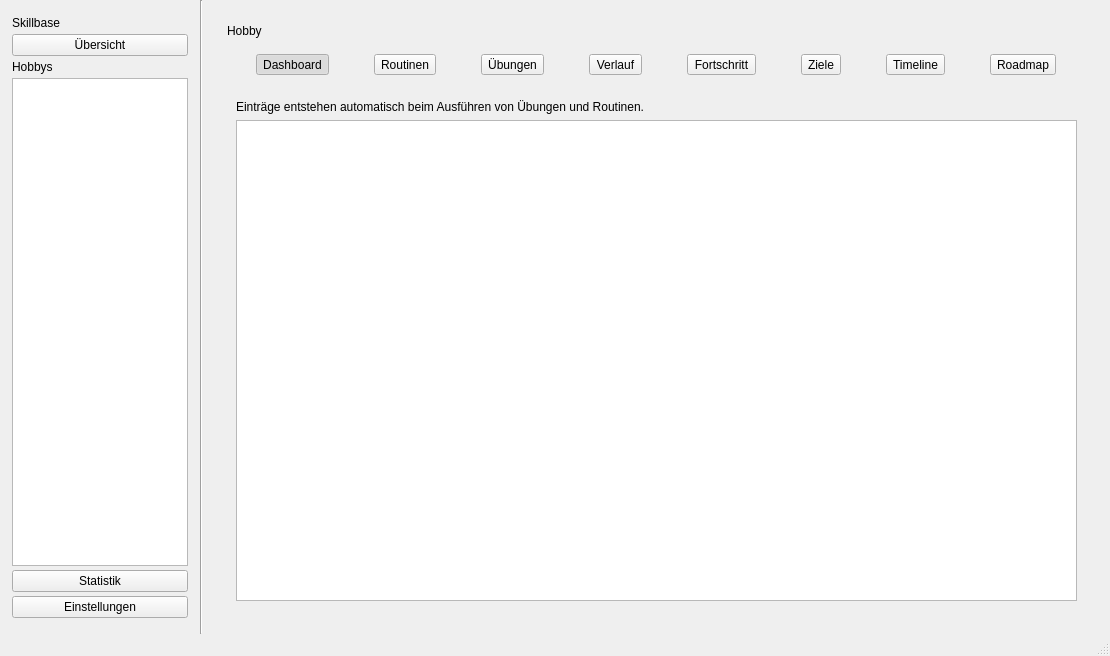
This is resources/mainwindow.ui in ItsDylan255/Skillbase as Qt 5 draws it before an edit. The edited form follows.
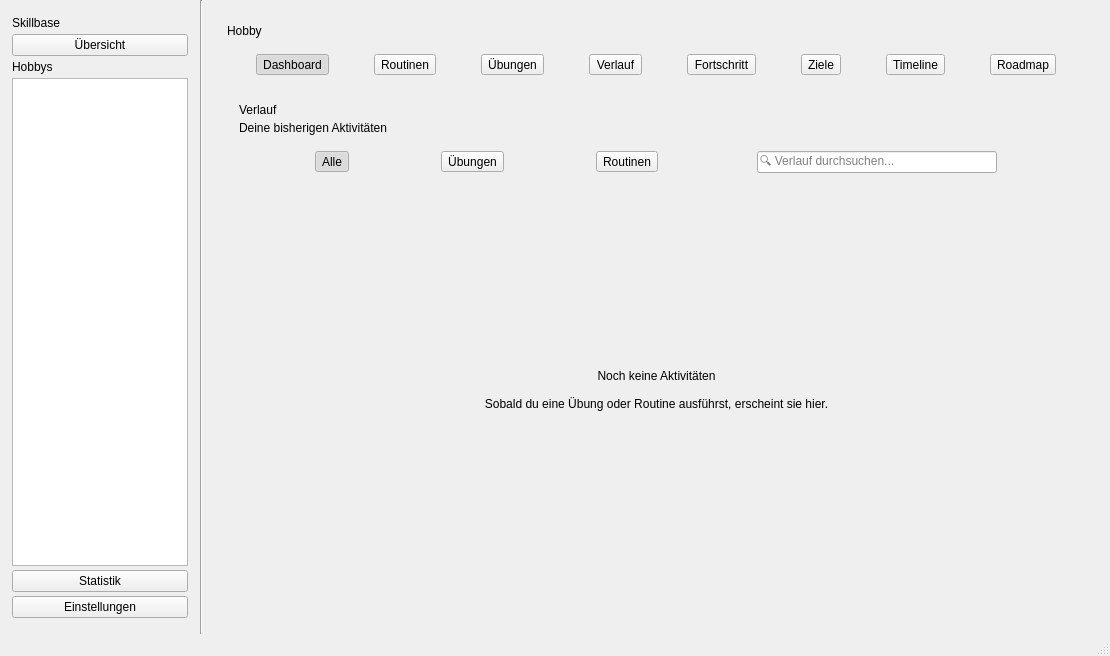
This is the edited form. The open tabs and pages were chosen to show the change.

Commit message: feat: complete history interactions

What changed in the file:
```diff
--- a/resources/mainwindow.ui
+++ b/resources/mainwindow.ui
@@ -976,16 +976,163 @@
              </widget>
              <widget class="QWidget" name="historyPage">
               <layout class="QVBoxLayout" name="historyPageLayout">
+               <property name="spacing">
+                <number>16</number>
+               </property>
+               <property name="leftMargin">
+                <number>12</number>
+               </property>
+               <property name="topMargin">
+                <number>12</number>
+               </property>
+               <property name="rightMargin">
+                <number>12</number>
+               </property>
+               <property name="bottomMargin">
+                <number>12</number>
+               </property>
+               <!-- Header: Titel + Beschreibung -->
                <item>
-                <widget class="QLabel" name="historyHintLabel">
-                 <property name="text">
-                  <string>Einträge entstehen automatisch beim Ausführen von Übungen und Routinen.</string>
+                <layout class="QVBoxLayout" name="historyHeaderLayout">
+                 <property name="spacing">
+                  <number>4</number>
                  </property>
+                 <item>
+                  <widget class="QLabel" name="historyHeaderLabel">
+                   <property name="text">
+                    <string>Verlauf</string>
+                   </property>
+                  </widget>
+                 </item>
+                 <item>
+                  <widget class="QLabel" name="historyHeaderDescriptionLabel">
+                   <property name="text">
+                    <string>Deine bisherigen Aktivitäten</string>
+                   </property>
+                  </widget>
+                 </item>
+                </layout>
+               </item>
+               <!-- Toolbar: Filter (Alle/Übungen/Routinen) + Suche -->
+               <item>
+                <layout class="QHBoxLayout" name="historyToolbarLayout">
+                 <item>
+                  <widget class="QToolButton" name="historyFilterAllButton">
+                   <property name="text">
+                    <string>Alle</string>
+                   </property>
+                   <property name="checkable">
+                    <bool>true</bool>
+                   </property>
+                   <property name="checked">
+                    <bool>true</bool>
+                   </property>
+                   <property name="autoExclusive">
+                    <bool>true</bool>
+                   </property>
+                  </widget>
+                 </item>
+                 <item>
+                  <widget class="QToolButton" name="historyFilterExercisesButton">
+                   <property name="text">
+                    <string>Übungen</string>
+                   </property>
+                   <property name="checkable">
+                    <bool>true</bool>
+                   </property>
+                   <property name="autoExclusive">
+                    <bool>true</bool>
+                   </property>
+                  </widget>
+                 </item>
+                 <item>
+                  <widget class="QToolButton" name="historyFilterRoutinesButton">
+                   <property name="text">
+                    <string>Routinen</string>
+                   </property>
+                   <property name="checkable">
+                    <bool>true</bool>
+                   </property>
+                   <property name="autoExclusive">
+                    <bool>true</bool>
+                   </property>
+                  </widget>
+                 </item>
+                 <item>
+                  <spacer name="historyToolbarSpacer">
+                   <property name="orientation">
+                    <enum>Qt::Orientation::Horizontal</enum>
+                   </property>
+                  </spacer>
+                 </item>
+                 <item>
+                  <widget class="QLineEdit" name="historySearchLineEdit">
+                   <property name="maximumSize">
+                    <size>
+                     <width>240</width>
+                     <height>16777215</height>
+                    </size>
+                   </property>
+                   <property name="placeholderText">
+                    <string>🔍 Verlauf durchsuchen...</string>
+                   </property>
+                  </widget>
+                 </item>
+                </layout>
+               </item>
+               <!-- Activity-Liste: nach Datum gruppiert (Gruppen-Header + Einträge werden zur Laufzeit als HistoryEntryWidget eingefügt) -->
+               <item>
+                <widget class="QScrollArea" name="historyScrollArea">
+                 <property name="widgetResizable">
+                  <bool>true</bool>
+                 </property>
+                 <property name="frameShape">
+                  <enum>QFrame::Shape::NoFrame</enum>
+                 </property>
+                 <widget class="QWidget" name="historyEntriesWidget">
+                  <layout class="QVBoxLayout" name="historyEntriesLayout">
+                   <property name="spacing">
+                    <number>16</number>
+                   </property>
+                   <property name="leftMargin">
+                    <number>0</number>
+                   </property>
+                   <property name="topMargin">
+                    <number>0</number>
+                   </property>
+                   <property name="rightMargin">
+                    <number>0</number>
+                   </property>
+                   <property name="bottomMargin">
+                    <number>0</number>
+                   </property>
+                   <!-- Leerer Zustand: per C++ ausblenden, sobald Einträge vorhanden sind -->
+                   <item>
+                    <widget class="QLabel" name="historyEmptyStateLabel">
+                     <property name="text">
+                      <string>Noch keine Aktivitäten
+
+Sobald du eine Übung oder Routine ausführst, erscheint sie hier.</string>
+                     </property>
+                     <property name="alignment">
+                      <set>Qt::AlignmentFlag::AlignCenter</set>
+                     </property>
+                     <property name="wordWrap">
+                      <bool>true</bool>
+                     </property>
+                    </widget>
+                   </item>
+                   <item>
+                    <spacer name="historyEntriesSpacer">
+                     <property name="orientation">
+                      <enum>Qt::Orientation::Vertical</enum>
+                     </property>
+                    </spacer>
+                   </item>
+                  </layout>
+                 </widget>
                 </widget>
                </item>
-               <item>
-                <widget class="QListWidget" name="historyList"/>
-               </item>
               </layout>
              </widget>
              <widget class="QWidget" name="progressPage">
```
The commit also changes 18 other files.
